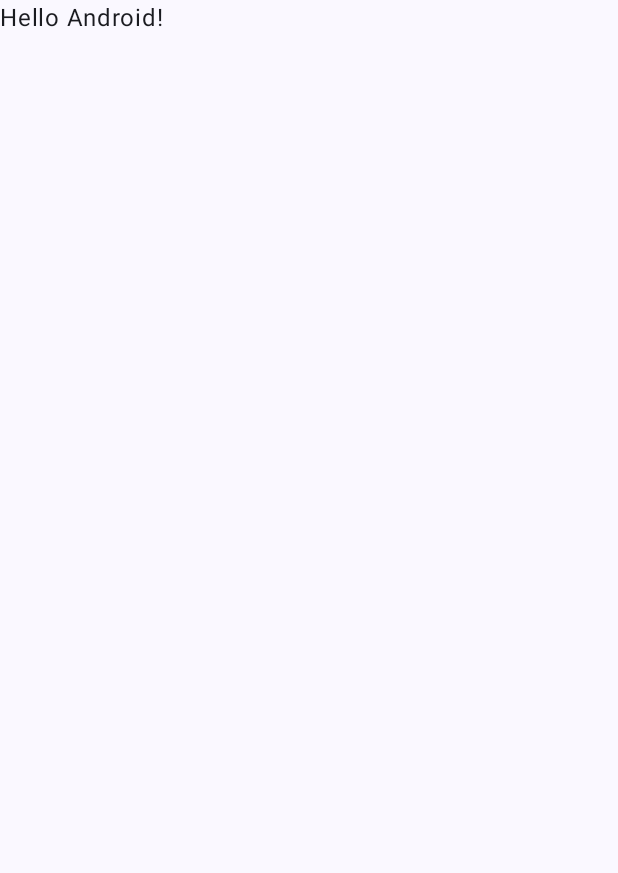
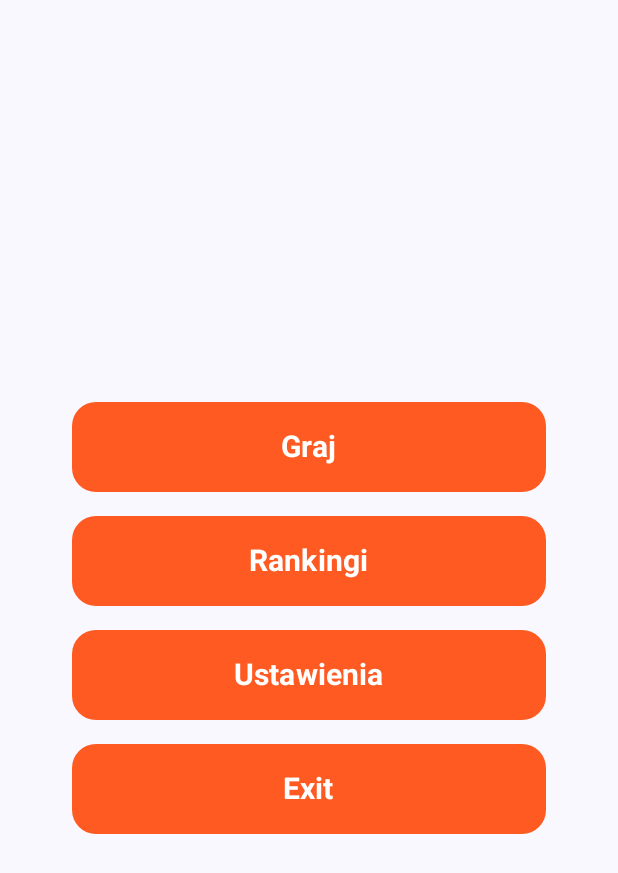
Before and after one commit to jakub7038/Gesture-Pulse, an Android app built with Jetpack Compose: the screen it shows after launch (MainActivity), on a phone screen of 412 x 824 dp. Before the commit the part shown is almost empty. Shown: the top 873 px of the screen. Run offline under Robolectric (Android 15) with nearby library versions, the phone set to English and light mode, and no system bars.

Commit message:
Menu buttons early version

```diff
--- a/app/src/main/java/com/example/gesturepulse/MainActivity.kt
+++ b/app/src/main/java/com/example/gesturepulse/MainActivity.kt
@@ -4,14 +4,29 @@ import android.os.Bundle
 import androidx.activity.ComponentActivity
 import androidx.activity.compose.setContent
 import androidx.activity.enableEdgeToEdge
+import androidx.compose.foundation.layout.Arrangement
+import androidx.compose.foundation.layout.Column
+import androidx.compose.foundation.layout.Spacer
 import androidx.compose.foundation.layout.fillMaxSize
+import androidx.compose.foundation.layout.fillMaxWidth
+import androidx.compose.foundation.layout.height
 import androidx.compose.foundation.layout.padding
-import androidx.compose.material3.Scaffold
+import androidx.compose.foundation.shape.RoundedCornerShape
+import androidx.compose.material3.Button
+import androidx.compose.material3.ButtonDefaults
+import androidx.compose.material3.MaterialTheme
+import androidx.compose.material3.Surface
 import androidx.compose.material3.Text
 import androidx.compose.runtime.Composable
+import androidx.compose.ui.Alignment
 import androidx.compose.ui.Modifier
+import androidx.compose.ui.text.font.FontWeight
 import androidx.compose.ui.tooling.preview.Preview
+import androidx.compose.ui.unit.dp
+import androidx.compose.ui.unit.sp
 import com.example.gesturepulse.ui.theme.GesturePulseTheme
+import androidx.compose.ui.graphics.Color
+
 
 class MainActivity : ComponentActivity() {
     override fun onCreate(savedInstanceState: Bundle?) {
@@ -19,11 +34,19 @@ class MainActivity : ComponentActivity() {
         enableEdgeToEdge()
         setContent {
             GesturePulseTheme {
-                Scaffold(modifier = Modifier.fillMaxSize()) { innerPadding ->
-                    Greeting(
-                        name = "Android",
-                        modifier = Modifier.padding(innerPadding)
-                    )
+//                Scaffold(modifier = Modifier.fillMaxSize()) { innerPadding ->
+//                    Greeting(
+//                        name = "Android",
+//                        modifier = Modifier.padding(innerPadding)
+//                    )
+//                }
+//                raczej nie bede potrzebowac paska cofania
+
+                Surface(
+                    modifier = Modifier.fillMaxSize(),
+                    color = MaterialTheme.colorScheme.background
+                ) {
+                    MainMenuScreen()
                 }
             }
         }
@@ -31,17 +54,73 @@ class MainActivity : ComponentActivity() {
 }
 
 @Composable
-fun Greeting(name: String, modifier: Modifier = Modifier) {
-    Text(
-        text = "Hello $name!",
+fun MainMenuScreen(modifier: Modifier = Modifier) {
+    Column(
         modifier = modifier
+            .fillMaxSize()
+            .padding(16.dp),
+        verticalArrangement = Arrangement.Center,
+        horizontalAlignment = Alignment.CenterHorizontally
+    ) {
+
+        MenuButton(
+            text = "Graj",
+            onClick = { /* TODO: logika */ }
+        )
+
+        Spacer(modifier = Modifier.height(16.dp))
+
+        MenuButton(
+            text = "Rankingi",
+            onClick = { /* TODO: logika */ }
+        )
+
+        Spacer(modifier = Modifier.height(16.dp))
+
+        MenuButton(
+            text = "Ustawienia",
+            onClick = { /* TODO: logika */ }
+        )
+
+
+        Spacer(modifier = Modifier.height(16.dp))
+
+        MenuButton(
+            text = "Exit",
+            onClick = { /* TODO: logika */ }
+        )
+    }
+}
+
+@Composable
+fun MenuButton(text: String, onClick: () -> Unit, modifier: Modifier = Modifier) {
+    val buttonModifier = modifier.fillMaxWidth()
+        .padding(horizontal = 32.dp)
+        .height(60.dp)
+
+    val buttonShape = RoundedCornerShape(16.dp)
+
+    val colors = ButtonDefaults.buttonColors(
+        containerColor = Color(0xFFFF5A22),
+        contentColor = Color(0xFFFFFFFF)
     )
+
+    val fontWeight = FontWeight.Bold
+
+    Button(
+        onClick = onClick,
+        modifier = buttonModifier,
+        shape = buttonShape,
+        colors = colors
+    ) {
+        Text(text, fontSize = 20.sp, fontWeight = fontWeight)
+    }
 }
 
 @Preview(showBackground = true)
 @Composable
 fun GreetingPreview() {
     GesturePulseTheme {
-        Greeting("Android")
+        MainMenuScreen()
     }
 }
```
